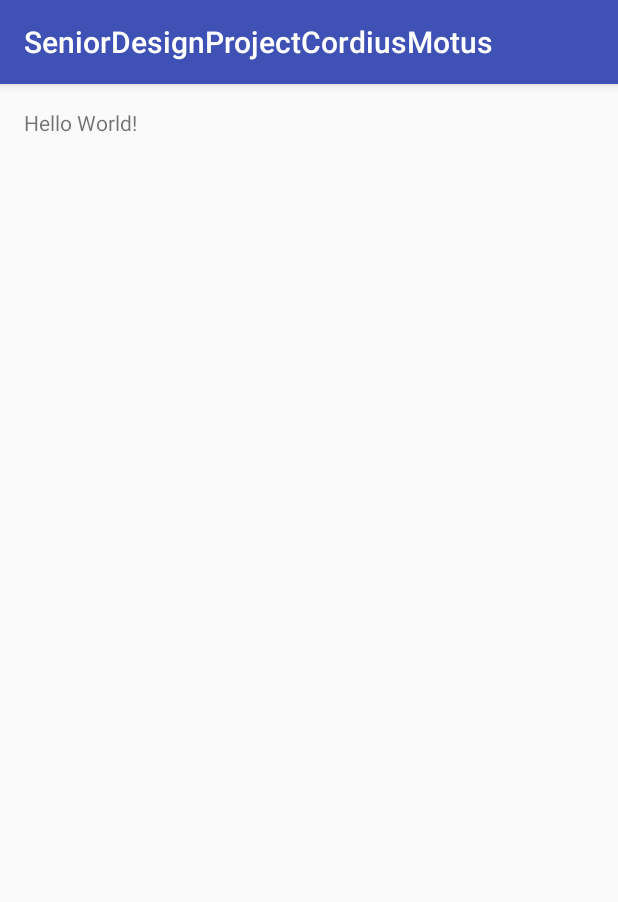
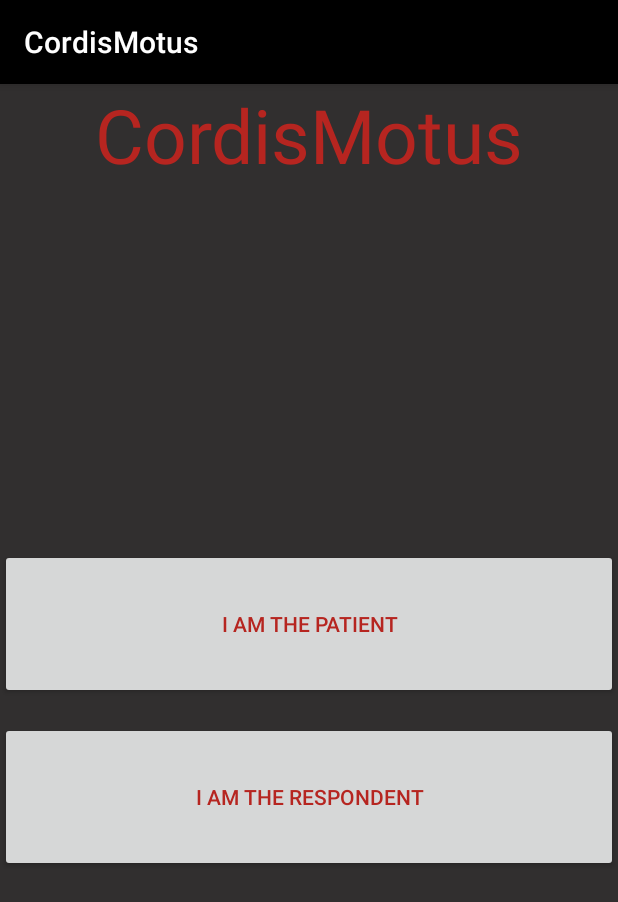
Before and after one commit to artisja/SeniorDesignProjectCordiusMotus, an Android app: the screen it shows after launch (UserDefinitionActivity), on a phone screen of 412 x 824 dp. Shown: the top 902 px of the screen. Run offline under Robolectric (Android 15) with nearby library versions, the phone set to English and light mode, and no system bars.

```diff
--- a/app/src/main/AndroidManifest.xml
+++ b/app/src/main/AndroidManifest.xml
@@ -4,11 +4,12 @@
 
     <application
         android:allowBackup="true"
-        android:icon="@mipmap/ic_launcher"
+        android:icon="@drawable/heart_icon"
         android:label="@string/app_name"
         android:supportsRtl="true"
         android:theme="@style/AppTheme">
-        <activity android:name=".UserDefinitionActivity">
+        <activity android:name=".UserDefinitionActivity"
+            android:screenOrientation="portrait">
             <intent-filter>
                 <action android:name="android.intent.action.MAIN" />
 
--- a/app/src/main/java/mult_603/seniordesignprojectcordiusmotus/UserDefinitionActivity.java
+++ b/app/src/main/java/mult_603/seniordesignprojectcordiusmotus/UserDefinitionActivity.java
@@ -1,13 +1,43 @@
 package mult_603.seniordesignprojectcordiusmotus;
 
+import android.content.Intent;
 import android.support.v7.app.AppCompatActivity;
 import android.os.Bundle;
+import android.view.View;
+import android.widget.Button;
+import android.widget.Toast;
 
 public class UserDefinitionActivity extends AppCompatActivity {
 
+    private Button medicButton,caliButton;
     @Override
     protected void onCreate(Bundle savedInstanceState) {
         super.onCreate(savedInstanceState);
         setContentView(R.layout.activity_user_definition);
+        findViews();
+        setButtonDestination();
     }
+
+    private void setButtonDestination() {
+        caliButton.setOnClickListener(new View.OnClickListener() {
+            @Override
+            public void onClick(View v) {
+                Toast.makeText(UserDefinitionActivity.this, "Emergency Contact/Edit screen", Toast.LENGTH_SHORT).show();
+            }
+        });
+
+        medicButton.setOnClickListener(new View.OnClickListener() {
+            @Override
+            public void onClick(View v) {
+                Toast.makeText(UserDefinitionActivity.this, "Google Maps/medical data view screen", Toast.LENGTH_SHORT).show();
+
+            }
+        });
+    }
+
+    private void findViews() {
+     caliButton = (Button) findViewById(R.id.cali_Button);
+     medicButton = (Button) findViewById(R.id.medic_Button);
+    }
+
 }
--- a/app/src/main/res/layout/activity_user_definition.xml
+++ b/app/src/main/res/layout/activity_user_definition.xml
@@ -1,17 +1,44 @@
 <?xml version="1.0" encoding="utf-8"?>
-<RelativeLayout xmlns:android="http://schemas.android.com/apk/res/android"
+<LinearLayout xmlns:android="http://schemas.android.com/apk/res/android"
     xmlns:tools="http://schemas.android.com/tools"
     android:id="@+id/activity_user_definition"
     android:layout_width="match_parent"
     android:layout_height="match_parent"
-    android:paddingBottom="@dimen/activity_vertical_margin"
-    android:paddingLeft="@dimen/activity_horizontal_margin"
-    android:paddingRight="@dimen/activity_horizontal_margin"
-    android:paddingTop="@dimen/activity_vertical_margin"
+    android:orientation="vertical"
+    android:background="@color/blackPrimary"
     tools:context="mult_603.seniordesignprojectcordiusmotus.UserDefinitionActivity">
 
     <TextView
-        android:layout_width="wrap_content"
+        android:layout_width="match_parent"
         android:layout_height="wrap_content"
-        android:text="Hello World!" />
-</RelativeLayout>
+        android:textSize="50sp"
+        android:textColor="@color/wordColorRed"
+        android:text="@string/app_name"
+        android:gravity="center"
+        />
+    <LinearLayout
+        android:layout_width="match_parent"
+        android:layout_height="match_parent"
+        android:orientation="vertical"
+        android:gravity="center">
+    <Button
+        android:layout_width="match_parent"
+        android:layout_height="100sp"
+        android:layout_marginBottom="15dp"
+        android:text= "@string/cali_button"
+        android:textColor="@color/wordColorRed"
+        android:textColorHighlight="@color/colorAccent"
+        android:id="@+id/cali_Button"
+        android:gravity="center"
+        />
+
+    <Button
+        android:layout_width="match_parent"
+        android:layout_height="100sp"
+        android:text="@string/medic_button"
+        android:textColor="@color/wordColorRed"
+        android:textColorHighlight="@color/colorAccent"
+        android:id="@+id/medic_Button"
+        android:gravity="center"/>
+        </LinearLayout>
+</LinearLayout>
--- a/app/src/main/res/values/colors.xml
+++ b/app/src/main/res/values/colors.xml
@@ -1,6 +1,8 @@
 <?xml version="1.0" encoding="utf-8"?>
 <resources>
-    <color name="colorPrimary">#3F51B5</color>
-    <color name="colorPrimaryDark">#303F9F</color>
-    <color name="colorAccent">#FF4081</color>
+    <color name="blackPrimary">#312f2f</color>
+    <color name="wordColorRed">#b62520</color>
+    <color name="colorAccent">#dc0950</color>
+    <color name="colorPrimary">#000</color>
+    <color name="colorPrimaryDark">#892e2e</color>
 </resources>
--- a/app/src/main/res/values/strings.xml
+++ b/app/src/main/res/values/strings.xml
@@ -1,3 +1,5 @@
 <resources>
-    <string name="app_name">SeniorDesignProjectCordiusMotus</string>
+    <string name="app_name">CordisMotus</string>
+    <string name="cali_button">I am the Patient</string>
+    <string name="medic_button">I am the Respondent</string>
 </resources>
```
Also changed, not shown: app/src/main/res/drawable/heart_icon.jpg (added).
